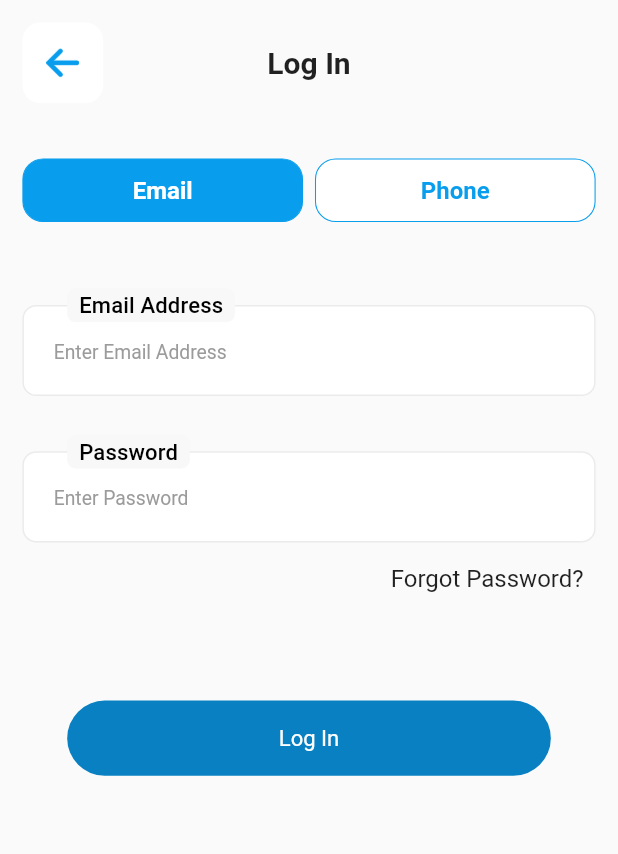
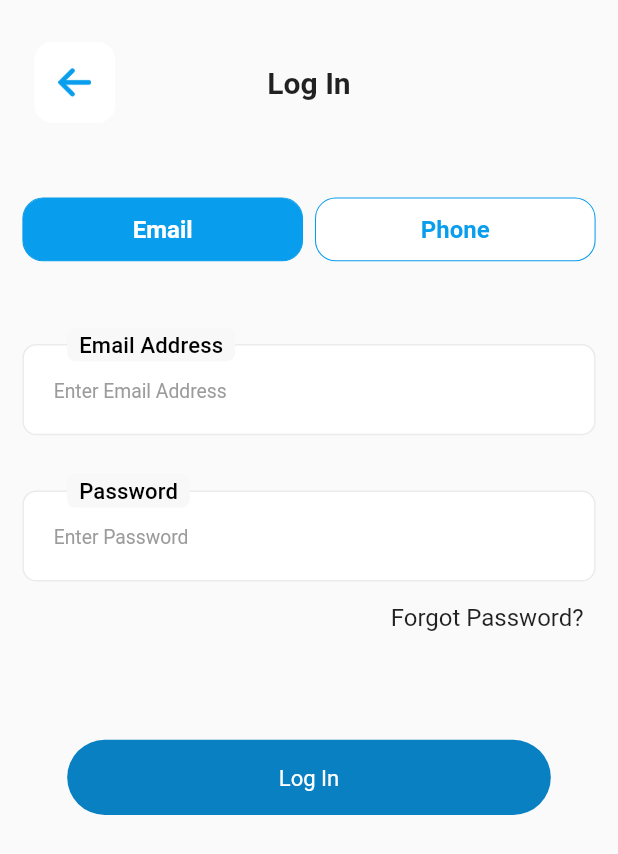
Before and after one commit to GarimaBharatdwaj/american_mile, a Flutter app: the LoginView screen opened by its route, on a phone screen of 412 x 824 dp. Shown: the top 854 px of the screen. Run offline on Flutter 3.47's test engine with Material 2 defaults, Android fonts, the phone set to English and light mode, and no system bars; our stand-ins replace animated_bottom_navigation_bar, cached_network_image, dio, dotted_border, flutter_holo_date_picker, flutter_screenutil and 8 more; accounts and stored records are empty.

Commit message:
satyam 23

```diff
--- a/lib/app/modules/canopy_login/controllers/canopy_login_controller.dart
+++ b/lib/app/modules/canopy_login/controllers/canopy_login_controller.dart
@@ -1,7 +1,5 @@
 import 'dart:convert';
-
 import 'package:american_mile/app/ui/widgets/error_dialog.dart';
-
 import '../../../../common_lib.dart';
 import '../../../../core/helpers/device_helper.dart';
 import '../../../../core/network/api_service.dart';
@@ -24,6 +22,7 @@ class CanopyLoginController extends GetxController {
   // *********************************************************************** //
   // ******************************* Login ********************************* //
   // *********************************************************************** //
+
   Map<String, dynamic>? login;
   canopyLogin() async {
     isLoading.value = true;
--- a/lib/app/modules/login/views/login_view.dart
+++ b/lib/app/modules/login/views/login_view.dart
@@ -14,30 +14,33 @@ class LoginView extends GetView<LoginController> {
         body: ListView(
           padding: EdgeInsets.all(15.w),
           children: [
-            Row(
-              children: [
-                RRectIcon(
-                  image: ImagePaths.arrow,
-                  onTap: () {},
-                ),
-                Expanded(
-                  child: Text(
-                    'Log In',
-                    textAlign: TextAlign.center,
-                    style: Get.textTheme.titleLarge?.copyWith(
-                      fontWeight: FontWeight.w700,
-                    ),
-                  ),
-                ),
-                Opacity(
-                  opacity: 0,
-                  child: RRectIcon(
-                    image: ImagePaths.menu,
-                    onTap: () {},
-                  ),
-                ),
-              ],
-            ),
+            const MyAppBar(title: 'Log In'),
+
+            // Row(
+            //   children: [
+            //     RRectIcon(
+            //       image: ImagePaths.arrow,
+            //       onTap: () {},
+            //     ),
+            //     Expanded(
+            //       child: Text(
+            //         'Log In',
+            //         textAlign: TextAlign.center,
+            //         style: Get.textTheme.titleLarge?.copyWith(
+            //           fontWeight: FontWeight.w700,
+            //         ),
+            //       ),
+            //     ),
+            //     Opacity(
+            //       opacity: 0,
+            //       child: RRectIcon(
+            //         image: ImagePaths.menu,
+            //         onTap: () {},
+            //       ),
+            //     ),
+            //   ],
+            // ),
+
             Gap(40.h),
             Obx(
               () => Row(
--- a/lib/core/network/api_service.dart
+++ b/lib/core/network/api_service.dart
@@ -23,6 +23,9 @@ class API {
       ),
     );
   }
+
+  /// static const String _baseUrl = "https://pyot.co.in/api/v3/";
+
   static const String _baseUrl = "http://137.184.181.160/api/v3/";
 
   final dio.Dio _dio;
```
